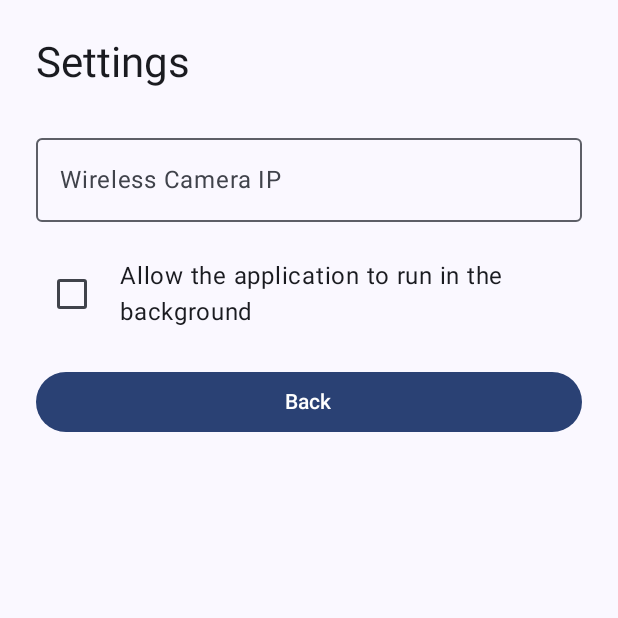
After one commit to iron-66/CamtellectAndroid, an Android app built with Jetpack Compose: the composable SettingsScreen called with empty values, on a phone screen of 412 x 824 dp, the top half of it. The commit adds this screen. Run offline under Robolectric (Android 15) with nearby library versions, the phone set to English and light mode, and no system bars; 7 statements that could not run were skipped.

```diff
--- a/app/build.gradle.kts
+++ b/app/build.gradle.kts
@@ -62,6 +62,7 @@ dependencies {
     implementation(libs.androidx.camera.core)
     implementation(libs.okhttp)
     implementation(libs.libvlc.all)
+    implementation(libs.androidx.material.icons.extended)
     testImplementation(libs.junit)
     androidTestImplementation(libs.androidx.junit)
     androidTestImplementation(libs.androidx.espresso.core)
--- /dev/null
+++ b/app/src/main/java/com/example/camtellect/SettingsScreen.kt
@@ -0,0 +1,50 @@
+package com.example.camtellect
+
+import androidx.compose.foundation.layout.*
+import androidx.compose.material3.*
+import androidx.compose.runtime.Composable
+import androidx.compose.ui.Modifier
+import androidx.compose.ui.unit.dp
+import androidx.compose.ui.Alignment
+
+@Composable
+fun SettingsScreen(
+    currentIp: String,
+    allowBackground: Boolean,
+    onIpChange: (String) -> Unit,
+    onAllowBackgroundChange: (Boolean) -> Unit,
+    onBack: () -> Unit
+) {
+    Column(
+        modifier = Modifier
+            .fillMaxSize()
+            .padding(24.dp),
+        verticalArrangement = Arrangement.spacedBy(24.dp)
+    ) {
+        Text(text = "Settings", style = MaterialTheme.typography.headlineMedium)
+
+        OutlinedTextField(
+            value = currentIp,
+            onValueChange = onIpChange,
+            label = { Text("Wireless Camera IP") },
+            singleLine = true,
+            modifier = Modifier.fillMaxWidth()
+        )
+
+        Row(verticalAlignment = Alignment.CenterVertically) {
+            Checkbox(
+                checked = allowBackground,
+                onCheckedChange = onAllowBackgroundChange
+            )
+            Spacer(modifier = Modifier.width(8.dp))
+            Text("Allow the application to run in the background")
+        }
+
+        Button(
+            onClick = onBack,
+            modifier = Modifier.fillMaxWidth()
+        ) {
+            Text("Back")
+        }
+    }
+}
--- a/gradle/libs.versions.toml
+++ b/gradle/libs.versions.toml
@@ -11,6 +11,7 @@ libvlcAll = "3.6.2"
 lifecycleRuntimeKtx = "2.9.1"
 activityCompose = "1.10.1"
 composeBom = "2024.09.00"
+materialIconsExtended = "1.7.8"
 okhttp = "4.12.0"
 porcupineAndroid = "3.0.3"
 ui = "1.8.3"
@@ -24,6 +25,7 @@ androidx-camera-lifecycle = { module = "androidx.camera:camera-lifecycle", versi
 androidx-camera-video = { module = "androidx.camera:camera-video", version.ref = "cameraCamera2" }
 androidx-camera-view = { module = "androidx.camera:camera-view", version.ref = "cameraCamera2" }
 androidx-core-ktx = { group = "androidx.core", name = "core-ktx", version.ref = "coreKtx" }
+androidx-material-icons-extended = { module = "androidx.compose.material:material-icons-extended", version.ref = "materialIconsExtended" }
 androidx-webkit = { module = "androidx.webkit:webkit", version.ref = "webkit" }
 junit = { group = "junit", name = "junit", version.ref = "junit" }
 androidx-junit = { group = "androidx.test.ext", name = "junit", version.ref = "junitVersion" }
```
Also changed, not shown: app/src/main/java/com/example/camtellect/MainActivity.kt (+71 -65 lines).
